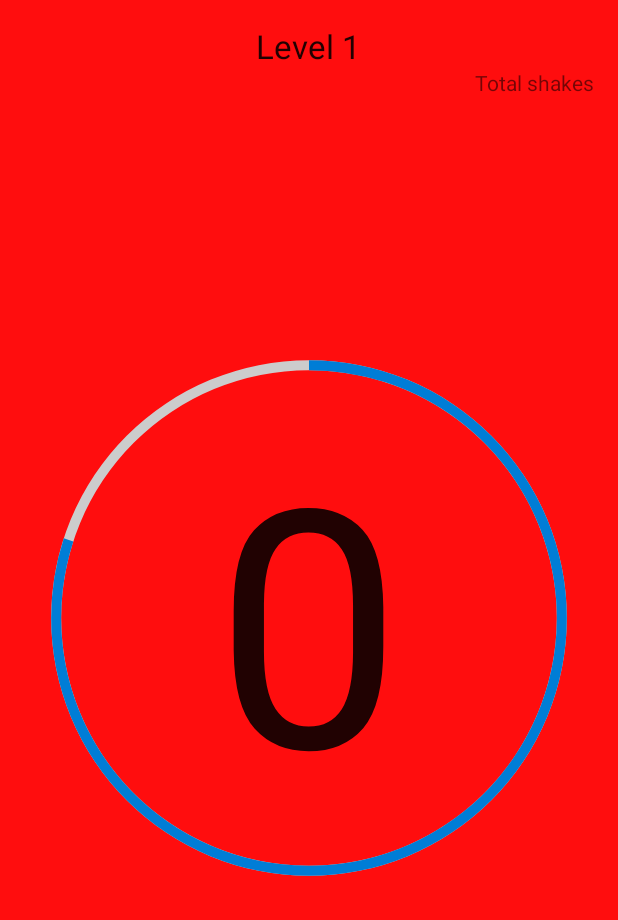
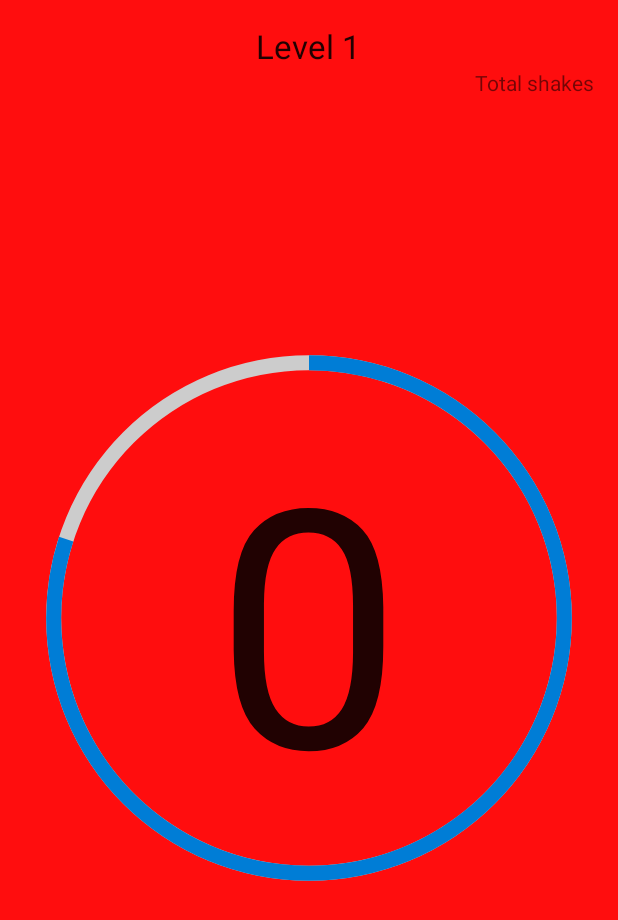
Before and after one commit to ajbowler/ShakeOff, an Android app: the screen it shows after launch (ShakeOff), on a phone screen of 412 x 824 dp. Shown: the top 920 px of the screen. Run offline under Robolectric (Android 15) with nearby library versions, the phone set to English and light mode, and no system bars.

Commit message:
We need to go thicker

```diff
--- a/MyApplication/app/src/main/res/drawable-mdpi/circle_shape.xml
+++ b/MyApplication/app/src/main/res/drawable-mdpi/circle_shape.xml
@@ -3,7 +3,7 @@
     xmlns:android="http://schemas.android.com/apk/res/android"
     android:shape="ring"
     android:innerRadiusRatio="2.3"
-    android:thickness="10px"
+    android:thickness="15px"
     android:useLevel="false">
 
     <solid android:color="#CCC" />
--- a/MyApplication/app/src/main/res/drawable-mdpi/circular_progress_bar.xml
+++ b/MyApplication/app/src/main/res/drawable-mdpi/circular_progress_bar.xml
@@ -5,7 +5,7 @@
     <shape
         android:innerRadiusRatio="2.3"
         android:shape="ring"
-        android:thickness="10px">
+        android:thickness="15px">
         <gradient
             android:angle="0"
             android:endColor="#007DD6"
```
